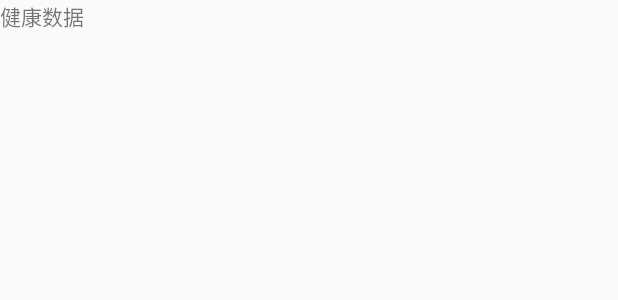
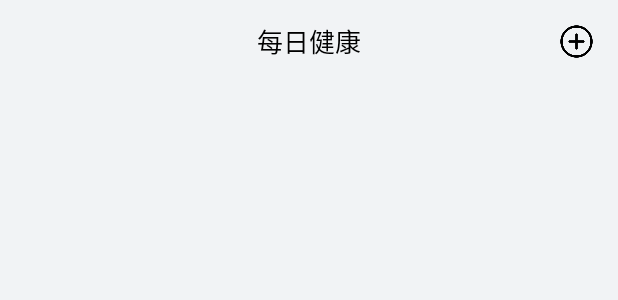
Before and after one commit to 1024294008/HealthChain, an Android app: the layout fragment_health.xml on its own in the app's theme, with its tools: preview values and no code run, on a phone screen of 412 x 824 dp. Shown: the top 300 px of the screen. Run offline under Robolectric (Android 15) with nearby library versions, the phone set to English and light mode, and no system bars.

Commit message:
medical layout

```diff
--- a/app/src/main/AndroidManifest.xml
+++ b/app/src/main/AndroidManifest.xml
@@ -9,7 +9,8 @@
         android:roundIcon="@mipmap/ic_launcher_round"
         android:supportsRtl="true"
         android:theme="@style/AppTheme">
-        <activity android:name=".activity.MainActivity">
+        <activity android:name=".activity.MainActivity"
+            android:windowSoftInputMode="adjustPan">
             <intent-filter>
                 <action android:name="android.intent.action.MAIN" />
 
--- /dev/null
+++ b/app/src/main/res/drawable/selector_button_bg2.xml
@@ -0,0 +1,9 @@
+<?xml version="1.0" encoding="utf-8"?>
+<selector xmlns:android="http://schemas.android.com/apk/res/android"
+    android:enterFadeDuration="100"
+    android:exitFadeDuration="100">
+    <item android:state_pressed="false"
+        android:drawable="@android:color/transparent"/>
+    <item android:state_pressed="true"
+        android:drawable="@color/colorLightGray"/>
+</selector>
--- a/app/src/main/res/layout/fragment_health.xml
+++ b/app/src/main/res/layout/fragment_health.xml
@@ -1,13 +1,53 @@
 <?xml version="1.0" encoding="utf-8"?>
-<FrameLayout xmlns:android="http://schemas.android.com/apk/res/android"
-    xmlns:tools="http://schemas.android.com/tools"
+<LinearLayout xmlns:android="http://schemas.android.com/apk/res/android"
     android:layout_width="match_parent"
     android:layout_height="match_parent"
-    tools:context=".fragment.HealthFragment">
+    android:orientation="vertical"
+    android:background="@color/standardBackground">
+    <LinearLayout
+        android:layout_width="match_parent"
+        android:layout_height="@dimen/barHeight"
+        android:orientation="horizontal">
+        <RelativeLayout
+            android:id="@+id/medicalFront"
+            android:layout_width="match_parent"
+            android:layout_height="match_parent">
+            <TextView
+                android:layout_width="wrap_content"
+                android:layout_height="wrap_content"
+                android:layout_centerInParent="true"
+                android:maxLines="1"
+                android:ellipsize="end"
+                android:maxEms="8"
+                android:textColor="@color/colorBlack"
+                android:textSize="@dimen/standardTitleSize"
+                android:text="每日健康"/>
+            <ImageButton
+                android:id="@+id/search"
+                android:layout_width="@dimen/barHeight"
+                android:layout_height="match_parent"
+                android:background="@drawable/selector_button_bg2"
+                android:scaleType="centerCrop"
+                android:padding="15dp"
+                android:layout_alignParentEnd="true"
+                android:layout_centerVertical="true"
+                android:src="@drawable/ic_main_health_add"/>
+        </RelativeLayout>
+        <LinearLayout
+            android:layout_width="match_parent"
+            android:layout_height="match_parent">
 
-    <TextView
+        </LinearLayout>
+    </LinearLayout>
+    <FrameLayout
         android:layout_width="match_parent"
-        android:layout_height="match_parent"
-        android:text="健康数据" />
+        android:layout_height="match_parent">
 
-</FrameLayout>
+        <ListView
+            android:id="@+id/healthListView"
+            android:layout_width="match_parent"
+            android:layout_height="match_parent"
+            android:cacheColorHint="@color/standardSelect"
+            android:listSelector="@drawable/selector_list_item_bg"/>
+    </FrameLayout>
+</LinearLayout>
--- a/app/src/main/res/values/dimens.xml
+++ b/app/src/main/res/values/dimens.xml
@@ -3,6 +3,6 @@
     <dimen name="barHeight">55dp</dimen>
     <dimen name="standardMargin">10dp</dimen>
     <dimen name="standardPadding">10dp</dimen>
-    <dimen name="standardTitleSize">19sp</dimen>
+    <dimen name="standardTitleSize">17sp</dimen>
     <dimen name="listItemFontSize">15sp</dimen>
 </resources>
```
Also changed, not shown: app/src/main/java/cn/edu/seu/activity/MainActivity.java (+13 -0 lines), app/src/main/java/cn/edu/seu/adapter/MedicalListAdapter.java (added, +31 -0 lines), app/src/main/res/layout/fragment_medical.xml (+33 -10 lines), app/src/main/res/drawable/back2.png (added), app/src/main/res/drawable/ic_main_health_add.png (added), 1 other file.
